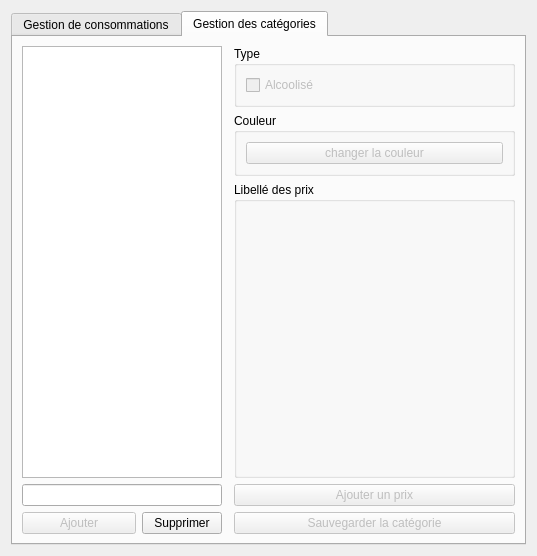
This is application/ui/products_management_window.ui in nils-van-zuijlen/Enibar as Qt 5 draws it before an edit. The edited form follows.
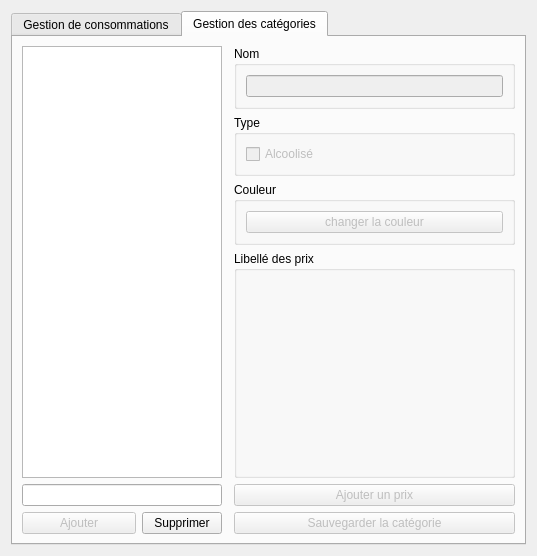
This is the edited form. The open tabs and pages were chosen to show the change. Custom widgets are drawn as their Qt base class.

Commit message:
Add a way to rename categories and products.
Fixes #143

Patch:
```diff
--- a/application/ui/products_management_window.ui
+++ b/application/ui/products_management_window.ui
@@ -144,6 +144,9 @@
            <height>16777215</height>
           </size>
          </property>
+         <property name="editTriggers">
+          <set>QAbstractItemView::NoEditTriggers</set>
+         </property>
          <property name="selectionMode">
           <enum>QAbstractItemView::ExtendedSelection</enum>
          </property>
@@ -203,6 +206,22 @@
          </layout>
         </widget>
        </item>
+       <item row="0" column="3">
+        <widget class="QGroupBox" name="groupBox">
+         <property name="title">
+          <string>Nom</string>
+         </property>
+         <layout class="QGridLayout" name="gridLayout_5">
+          <item row="0" column="0">
+           <widget class="QLineEdit" name="name_input">
+            <property name="enabled">
+             <bool>false</bool>
+            </property>
+           </widget>
+          </item>
+         </layout>
+        </widget>
+       </item>
       </layout>
      </widget>
      <widget class="QWidget" name="tab_manage_categories">
@@ -210,17 +229,32 @@
        <string>Gestion des catégories</string>
       </attribute>
       <layout class="QGridLayout" name="gridLayout_3">
-       <item row="6" column="2">
-        <widget class="QPushButton" name="button_cat_save">
-         <property name="enabled">
-          <bool>false</bool>
+       <item row="2" column="2">
+        <widget class="QGroupBox" name="category_color">
+         <property name="sizePolicy">
+          <sizepolicy hsizetype="Minimum" vsizetype="Maximum">
+           <horstretch>0</horstretch>
+           <verstretch>0</verstretch>
+          </sizepolicy>
          </property>
-         <property name="text">
-          <string>Sauvegarder la catégorie</string>
+         <property name="title">
+          <string>Couleur</string>
          </property>
+         <layout class="QGridLayout" name="gridLayout_4">
+          <item row="0" column="0">
+           <widget class="QPushButton" name="color_button">
+            <property name="enabled">
+             <bool>false</bool>
+            </property>
+            <property name="text">
+             <string>changer la couleur</string>
+            </property>
+           </widget>
+          </item>
+         </layout>
         </widget>
        </item>
-       <item row="5" column="2">
+       <item row="8" column="2">
         <widget class="QPushButton" name="button_cat_price">
          <property name="enabled">
           <bool>false</bool>
@@ -230,56 +264,7 @@
          </property>
         </widget>
        </item>
-       <item row="2" column="2" rowspan="3">
-        <widget class="CategoryPrices" name="category_prices">
-         <property name="sizePolicy">
-          <sizepolicy hsizetype="Expanding" vsizetype="Preferred">
-           <horstretch>0</horstretch>
-           <verstretch>0</verstretch>
-          </sizepolicy>
-         </property>
-         <property name="minimumSize">
-          <size>
-           <width>200</width>
-           <height>0</height>
-          </size>
-         </property>
-         <property name="title">
-          <string>Libellé des prix</string>
-         </property>
-         <layout class="QVBoxLayout" name="verticalLayout">
-          <property name="spacing">
-           <number>0</number>
-          </property>
-          <property name="leftMargin">
-           <number>0</number>
-          </property>
-          <property name="topMargin">
-           <number>0</number>
-          </property>
-          <property name="rightMargin">
-           <number>0</number>
-          </property>
-          <property name="bottomMargin">
-           <number>0</number>
-          </property>
-          <item>
-           <spacer name="verticalSpacer">
-            <property name="orientation">
-             <enum>Qt::Vertical</enum>
-            </property>
-            <property name="sizeHint" stdset="0">
-             <size>
-              <width>20</width>
-              <height>40</height>
-             </size>
-            </property>
-           </spacer>
-          </item>
-         </layout>
-        </widget>
-       </item>
-       <item row="6" column="0">
+       <item row="9" column="0">
         <widget class="QWidget" name="widget" native="true">
          <property name="minimumSize">
           <size>
@@ -380,7 +365,7 @@
          </layout>
         </widget>
        </item>
-       <item row="5" column="0">
+       <item row="8" column="0">
         <widget class="Input" name="input_cat">
          <property name="sizePolicy">
           <sizepolicy hsizetype="Expanding" vsizetype="Fixed">
@@ -409,6 +394,32 @@
         </widget>
        </item>
        <item row="0" column="2">
+        <widget class="QGroupBox" name="groupBox_2">
+         <property name="title">
+          <string>Nom</string>
+         </property>
+         <layout class="QGridLayout" name="gridLayout_6">
+          <item row="0" column="0">
+           <widget class="QLineEdit" name="cat_name_input">
+            <property name="enabled">
+             <bool>false</bool>
+            </property>
+           </widget>
+          </item>
+         </layout>
+        </widget>
+       </item>
+       <item row="9" column="2">
+        <widget class="QPushButton" name="button_cat_save">
+         <property name="enabled">
+          <bool>false</bool>
+         </property>
+         <property name="text">
+          <string>Sauvegarder la catégorie</string>
+         </property>
+        </widget>
+       </item>
+       <item row="1" column="2">
         <widget class="QGroupBox" name="category_type">
          <property name="sizePolicy">
           <sizepolicy hsizetype="Minimum" vsizetype="Maximum">
@@ -448,32 +459,7 @@
          </layout>
         </widget>
        </item>
-       <item row="1" column="2">
-        <widget class="QGroupBox" name="category_color">
-         <property name="sizePolicy">
-          <sizepolicy hsizetype="Minimum" vsizetype="Maximum">
-           <horstretch>0</horstretch>
-           <verstretch>0</verstretch>
-          </sizepolicy>
-         </property>
-         <property name="title">
-          <string>Couleur</string>
-         </property>
-         <layout class="QGridLayout" name="gridLayout_4">
-          <item row="0" column="0">
-           <widget class="QPushButton" name="color_button">
-            <property name="enabled">
-             <bool>false</bool>
-            </property>
-            <property name="text">
-             <string>changer la couleur</string>
-            </property>
-           </widget>
-          </item>
-         </layout>
-        </widget>
-       </item>
-       <item row="0" column="0" rowspan="5" colspan="2">
+       <item row="0" column="0" rowspan="8" colspan="2">
         <widget class="CategoryList" name="categories">
          <property name="sizePolicy">
           <sizepolicy hsizetype="Maximum" vsizetype="Expanding">
@@ -498,6 +484,55 @@
          </property>
         </widget>
        </item>
+       <item row="3" column="2" rowspan="5">
+        <widget class="CategoryPrices" name="category_prices">
+         <property name="sizePolicy">
+          <sizepolicy hsizetype="Expanding" vsizetype="Preferred">
+           <horstretch>0</horstretch>
+           <verstretch>0</verstretch>
+          </sizepolicy>
+         </property>
+         <property name="minimumSize">
+          <size>
+           <width>200</width>
+           <height>0</height>
+          </size>
+         </property>
+         <property name="title">
+          <string>Libellé des prix</string>
+         </property>
+         <layout class="QVBoxLayout" name="verticalLayout">
+          <property name="spacing">
+           <number>0</number>
+          </property>
+          <property name="leftMargin">
+           <number>0</number>
+          </property>
+          <property name="topMargin">
+           <number>0</number>
+          </property>
+          <property name="rightMargin">
+           <number>0</number>
+          </property>
+          <property name="bottomMargin">
+           <number>0</number>
+          </property>
+          <item>
+           <spacer name="verticalSpacer">
+            <property name="orientation">
+             <enum>Qt::Vertical</enum>
+            </property>
+            <property name="sizeHint" stdset="0">
+             <size>
+              <width>20</width>
+              <height>40</height>
+             </size>
+            </property>
+           </spacer>
+          </item>
+         </layout>
+        </widget>
+       </item>
       </layout>
      </widget>
     </widget>
@@ -505,6 +540,11 @@
   </layout>
  </widget>
  <customwidgets>
+  <customwidget>
+   <class>Input</class>
+   <extends>QLineEdit</extends>
+   <header>gui/input_widget</header>
+  </customwidget>
   <customwidget>
    <class>ConsumptionPrices</class>
    <extends>QGroupBox</extends>
@@ -527,11 +567,6 @@
    <extends>QTreeWidget</extends>
    <header>gui/products_management_window</header>
   </customwidget>
-  <customwidget>
-   <class>Input</class>
-   <extends>QLineEdit</extends>
-   <header>gui.input_widget</header>
-  </customwidget>
  </customwidgets>
  <resources/>
  <connections>
```
The commit also changes 7 other files.
